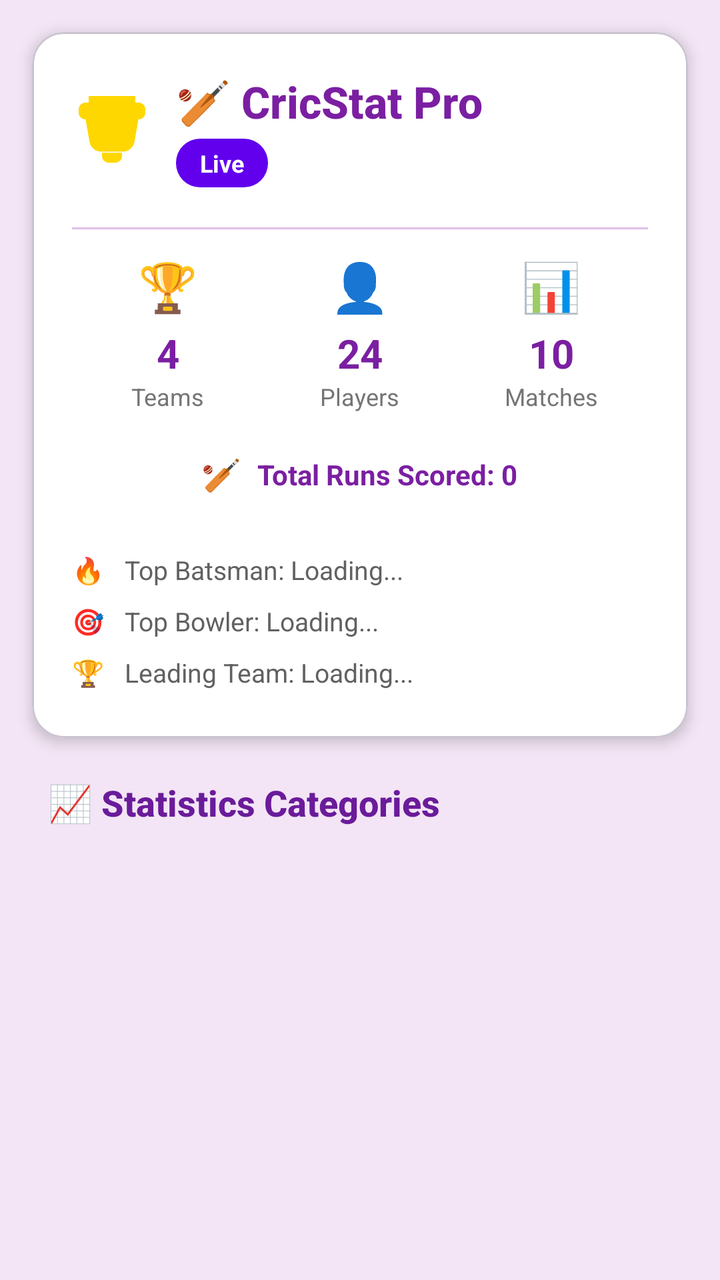
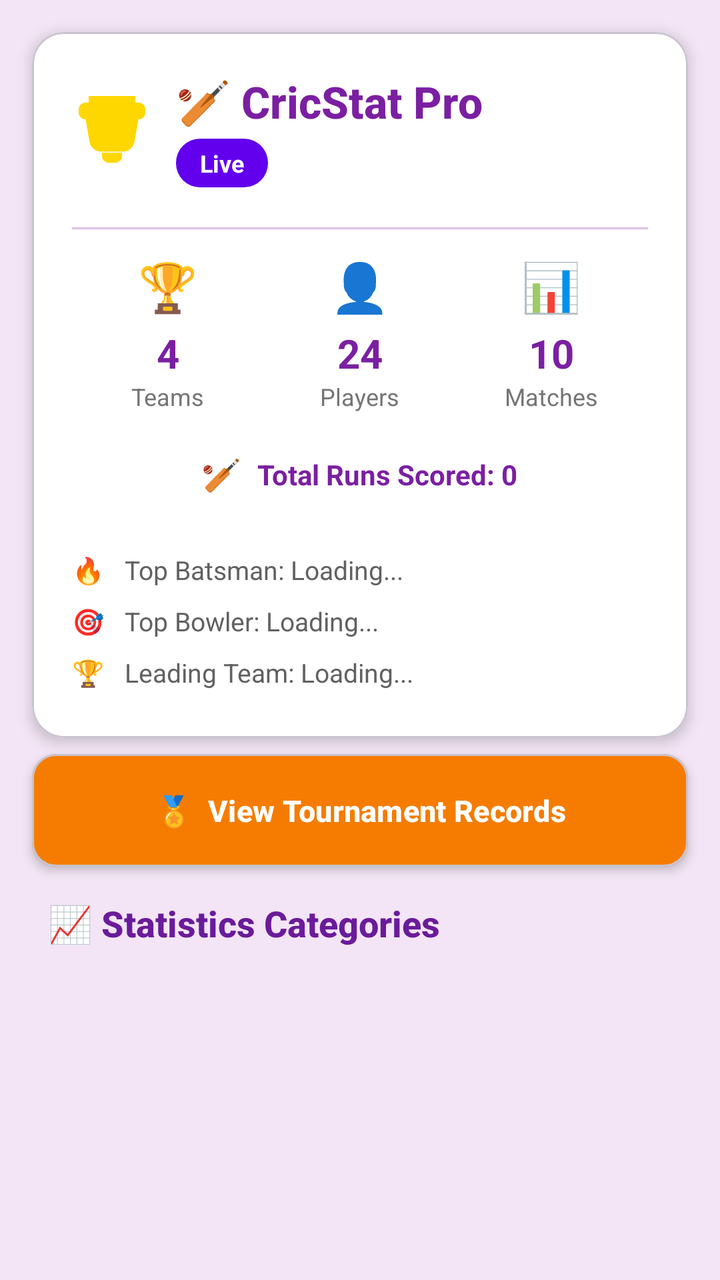

An Android layout rendered at two revisions. The XML below is the earlier revision; the diff shows what the commit changed to produce the second picture.
<!-- AndroidManifest.xml: application theme Theme.MyApplication -->
<!-- res/layout/fragment_stats.xml -->
<?xml version="1.0" encoding="utf-8"?>
<androidx.core.widget.NestedScrollView xmlns:android="http://schemas.android.com/apk/res/android"
    xmlns:app="http://schemas.android.com/apk/res-auto"
    android:layout_width="match_parent"
    android:layout_height="match_parent"
    android:background="@color/purple_50"
    android:fillViewport="true">

    <LinearLayout
        android:layout_width="match_parent"
        android:layout_height="wrap_content"
        android:orientation="vertical"
        android:padding="8dp">

        
        <com.google.android.material.card.MaterialCardView
            android:layout_width="match_parent"
            android:layout_height="wrap_content"
            android:layout_marginHorizontal="8dp"
            android:layout_marginVertical="8dp"
            app:cardCornerRadius="16dp"
            app:cardElevation="4dp"
            app:cardBackgroundColor="@color/white">

            <LinearLayout
                android:layout_width="match_parent"
                android:layout_height="wrap_content"
                android:orientation="vertical"
                android:padding="20dp">

                
                
                <LinearLayout
                    android:layout_width="match_parent"
                    android:layout_height="wrap_content"
                    android:orientation="horizontal"
                    android:gravity="center_vertical"
                    android:layout_marginBottom="12dp">

                    <ImageView
                        android:layout_width="40dp"
                        android:layout_height="40dp"
                        android:src="@drawable/ic_trophy"
                        app:tint="@color/gold" />

                    
                    <LinearLayout
                        android:layout_width="0dp"
                        android:layout_height="wrap_content"
                        android:layout_weight="1"
                        android:layout_marginStart="12dp"
                        android:orientation="vertical">

                        <TextView
                            android:layout_width="wrap_content"
                            android:layout_height="wrap_content"
                            android:text="🏏 CricStat Pro"
                            android:textSize="22sp"
                            android:textStyle="bold"
                            android:textColor="@color/purple_700"
                            android:fontFamily="sans-serif-medium" />

                        <TextView
                            android:id="@+id/tv_stats_count"
                            android:layout_width="wrap_content"
                            android:layout_height="wrap_content"
                            android:layout_marginTop="4dp"
                            android:background="@drawable/bg_purple_rounded"
                            android:paddingHorizontal="12dp"
                            android:paddingVertical="4dp"
                            android:text="Live"
                            android:textColor="@color/white"
                            android:textSize="12sp"
                            android:textStyle="bold" />

                    </LinearLayout>

                </LinearLayout>

                
                <View
                    android:layout_width="match_parent"
                    android:layout_height="1dp"
                    android:background="@color/purple_100"
                    android:layout_marginVertical="8dp" />

                
                <androidx.constraintlayout.widget.ConstraintLayout
                    android:layout_width="match_parent"
                    android:layout_height="wrap_content"
                    android:layout_marginTop="4dp">

                    
                    <LinearLayout
                        android:id="@+id/stat_teams"
                        android:layout_width="0dp"
                        android:layout_height="wrap_content"
                        android:orientation="vertical"
                        android:gravity="center"
                        app:layout_constraintStart_toStartOf="parent"
                        app:layout_constraintTop_toTopOf="parent"
                        app:layout_constraintEnd_toStartOf="@id/stat_players"
                        app:layout_constraintWidth_percent="0.33">

                        <TextView
                            android:layout_width="wrap_content"
                            android:layout_height="wrap_content"
                            android:text="🏆"
                            android:textSize="24sp" />

                        <TextView
                            android:id="@+id/tv_teams_count"
                            android:layout_width="wrap_content"
                            android:layout_height="wrap_content"
                            android:text="4"
                            android:textSize="20sp"
                            android:textStyle="bold"
                            android:textColor="@color/purple_700"
                            android:layout_marginTop="4dp" />

                        <TextView
                            android:layout_width="wrap_content"
                            android:layout_height="wrap_content"
                            android:text="Teams"
                            android:textSize="12sp"
                            android:textColor="@color/gray_600" />
                    </LinearLayout>

                    
                    <LinearLayout
                        android:id="@+id/stat_players"
                        android:layout_width="0dp"
                        android:layout_height="wrap_content"
                        android:orientation="vertical"
                        android:gravity="center"
                        app:layout_constraintStart_toEndOf="@id/stat_teams"
                        app:layout_constraintTop_toTopOf="parent"
                        app:layout_constraintEnd_toStartOf="@id/stat_matches"
                        app:layout_constraintWidth_percent="0.33">

                        <TextView
                            android:layout_width="wrap_content"
                            android:layout_height="wrap_content"
                            android:text="👤"
                            android:textSize="24sp" />

                        <TextView
                            android:id="@+id/tv_players_count"
                            android:layout_width="wrap_content"
                            android:layout_height="wrap_content"
                            android:text="24"
                            android:textSize="20sp"
                            android:textStyle="bold"
                            android:textColor="@color/purple_700"
                            android:layout_marginTop="4dp" />

                        <TextView
                            android:layout_width="wrap_content"
                            android:layout_height="wrap_content"
                            android:text="Players"
                            android:textSize="12sp"
                            android:textColor="@color/gray_600" />
                    </LinearLayout>

                    
                    <LinearLayout
                        android:id="@+id/stat_matches"
                        android:layout_width="0dp"
                        android:layout_height="wrap_content"
                        android:orientation="vertical"
                        android:gravity="center"
                        app:layout_constraintStart_toEndOf="@id/stat_players"
                        app:layout_constraintTop_toTopOf="parent"
                        app:layout_constraintEnd_toEndOf="parent"
                        app:layout_constraintWidth_percent="0.33">

                        <TextView
                            android:layout_width="wrap_content"
                            android:layout_height="wrap_content"
                            android:text="📊"
                            android:textSize="24sp" />

                        <TextView
                            android:id="@+id/tv_matches_count"
                            android:layout_width="wrap_content"
                            android:layout_height="wrap_content"
                            android:text="10"
                            android:textSize="20sp"
                            android:textStyle="bold"
                            android:textColor="@color/purple_700"
                            android:layout_marginTop="4dp" />

                        <TextView
                            android:layout_width="wrap_content"
                            android:layout_height="wrap_content"
                            android:text="Matches"
                            android:textSize="12sp"
                            android:textColor="@color/gray_600" />
                    </LinearLayout>
                </androidx.constraintlayout.widget.ConstraintLayout>

                
                <LinearLayout
                    android:layout_width="match_parent"
                    android:layout_height="wrap_content"
                    android:orientation="horizontal"
                    android:gravity="center"
                    android:layout_marginTop="12dp"
                    android:padding="8dp">

                    <TextView
                        android:layout_width="wrap_content"
                        android:layout_height="wrap_content"
                        android:text="🏏"
                        android:textSize="16sp"
                        android:layout_marginEnd="8dp" />

                    <TextView
                        android:id="@+id/tv_total_runs"
                        android:layout_width="wrap_content"
                        android:layout_height="wrap_content"
                        android:text="Total Runs Scored: 0"
                        android:textSize="14sp"
                        android:textStyle="bold"
                        android:textColor="@color/purple_700" />
                </LinearLayout>

                
                <LinearLayout
                    android:layout_width="match_parent"
                    android:layout_height="wrap_content"
                    android:orientation="vertical"
                    android:layout_marginTop="16dp">

                    <TextView
                        android:id="@+id/tv_top_batsman"
                        android:layout_width="match_parent"
                        android:layout_height="wrap_content"
                        android:text="🔥   Top Batsman: Loading..."
                        android:textSize="13sp"
                        android:textColor="@color/gray_700"
                        android:drawablePadding="8dp"
                        android:paddingVertical="4dp" />

                    <TextView
                        android:id="@+id/tv_top_bowler"
                        android:layout_width="match_parent"
                        android:layout_height="wrap_content"
                        android:text="🎯   Top Bowler: Loading..."
                        android:textSize="13sp"
                        android:textColor="@color/gray_700"
                        android:drawablePadding="8dp"
                        android:paddingVertical="4dp" />

                    <TextView
                        android:id="@+id/tv_top_team"
                        android:layout_width="match_parent"
                        android:layout_height="wrap_content"
                        android:text="🏆   Leading Team: Loading..."
                        android:textSize="13sp"
                        android:textColor="@color/gray_700"
                        android:drawablePadding="8dp"
                        android:paddingVertical="4dp" />
                </LinearLayout>
            </LinearLayout>
        </com.google.android.material.card.MaterialCardView>

        
        <TextView
            android:layout_width="match_parent"
            android:layout_height="wrap_content"
            android:text="📈 Statistics Categories"
            android:textSize="18sp"
            android:textStyle="bold"
            android:textColor="@color/purple_800"
            android:paddingHorizontal="16dp"
            android:paddingVertical="12dp"
            android:fontFamily="sans-serif-medium" />

        
        <androidx.recyclerview.widget.RecyclerView
            android:id="@+id/recyclerView"
            android:layout_width="match_parent"
            android:layout_height="wrap_content"
            android:paddingHorizontal="8dp"
            android:clipToPadding="false" />

        
        <LinearLayout
            android:id="@+id/empty_state"
            android:layout_width="match_parent"
            android:layout_height="wrap_content"
            android:orientation="vertical"
            android:gravity="center"
            android:padding="40dp"
            android:visibility="gone">

            <ImageView
                android:layout_width="120dp"
                android:layout_height="120dp"
                android:src="@drawable/ic_empty_stats"
                app:tint="@color/gray_300" />

            <TextView
                android:layout_width="wrap_content"
                android:layout_height="wrap_content"
                android:text="No Stats Available"
                android:textSize="18sp"
                android:textStyle="bold"
                android:textColor="@color/gray_600"
                android:layout_marginTop="16dp" />

            <TextView
                android:layout_width="wrap_content"
                android:layout_height="wrap_content"
                android:text="Import match files to see statistics"
                android:textSize="14sp"
                android:textColor="@color/gray_500"
                android:layout_marginTop="8dp"
                android:gravity="center" />

            <com.google.android.material.button.MaterialButton
                android:layout_width="wrap_content"
                android:layout_height="wrap_content"
                android:text="Import Files"
                android:layout_marginTop="24dp"
                style="@style/Widget.Material3.Button.OutlinedButton"
                app:strokeColor="@color/purple_500"
                app:strokeWidth="1dp" />
        </LinearLayout>

    </LinearLayout>

</androidx.core.widget.NestedScrollView>
<!-- resources referenced by this layout -->
<resources>
  <color name="gold">#FFD700</color>
  <color name="gray_300">#E0E0E0</color>
  <color name="gray_500">#9E9E9E</color>
  <color name="gray_600">#757575</color>
  <color name="gray_700">#616161</color>
  <color name="purple_100">#E1BEE7</color>
  <color name="purple_50">#F3E5F5</color>
  <color name="purple_500">#FF6200EE</color>
  <color name="purple_700">#7B1FA2</color>
  <color name="purple_800">#6A1B9A</color>
  <color name="white">#FFFFFFFF</color>
  <!-- drawable bg_purple_rounded (drawable) -->
  <?xml version="1.0" encoding="utf-8"?>
  <shape xmlns:android="http://schemas.android.com/apk/res/android"
      android:shape="rectangle">
      <corners android:radius="12dp" />
      <solid android:color="@color/purple_500" />
      <padding
          android:left="12dp"
          android:top="4dp"
          android:right="12dp"
          android:bottom="4dp" />
  </shape>
  <!-- drawable ic_empty_stats (drawable) -->
  <?xml version="1.0" encoding="utf-8"?>
  <vector xmlns:android="http://schemas.android.com/apk/res/android"
      android:width="120dp"
      android:height="120dp"
      android:viewportWidth="24"
      android:viewportHeight="24">
      <path
          android:fillColor="@color/gray_300"
          android:pathData="M19,3H5C3.9,3 3,3.9 3,5V19C3,20.1 3.9,21 5,21H19C20.1,21 21,20.1 21,19V5C21,3.9 20.1,3 19,3M19,19H5V5H19V19M17,17H7V7H17V17M15,15H9V9H15V15M10,10H14V14H10V10Z" />
  </vector>
  <!-- drawable ic_trophy (drawable) -->
  <?xml version="1.0" encoding="utf-8"?>
  <vector xmlns:android="http://schemas.android.com/apk/res/android"
      android:width="24dp"
      android:height="24dp"
      android:viewportWidth="24"
      android:viewportHeight="24">
      <path
          android:fillColor="@color/gold"
          android:pathData="M5,4L5,2H19V4L20,4C21.1,4 22,4.9 22,6V7C22,8.1 21.1,9 20,9L19.93,9L18.7,15.97C18.32,17.57 16.87,18.7 15.23,18.7H8.77C7.13,18.7 5.68,17.57 5.3,15.97L4.07,9L4,9C2.9,9 2,8.1 2,7V6C2,4.9 2.9,4 4,4L5,4ZM9,20C9,21.1 9.9,22 11,22H13C14.1,22 15,21.1 15,20V19H9V20Z" />
  </vector>
  <style name="Theme.MyApplication" parent="Base.Theme.MyApplication" />
  <style name="Base.Theme.MyApplication" parent="Theme.Material3.DayNight.NoActionBar">
          
          
      </style>
</resources>

<!-- the commit's change to res/layout/fragment_stats.xml (unified diff, before → after) -->
@@ -266,6 +266,30 @@
         </com.google.android.material.card.MaterialCardView>
 
         
+        <com.google.android.material.card.MaterialCardView
+            android:layout_width="match_parent"
+            android:layout_height="wrap_content"
+            android:layout_marginHorizontal="8dp"
+            android:layout_marginBottom="4dp"
+            app:cardCornerRadius="12dp"
+            app:cardElevation="3dp"
+            app:cardBackgroundColor="@color/gold_dark">
+
+            <com.google.android.material.button.MaterialButton
+                android:id="@+id/btnViewRecords"
+                android:layout_width="match_parent"
+                android:layout_height="wrap_content"
+                android:text="🏅  View Tournament Records"
+                android:textColor="@color/white"
+                android:textSize="15sp"
+                android:textStyle="bold"
+                android:paddingVertical="14dp"
+                style="@style/Widget.Material3.Button.TextButton"
+                app:rippleColor="#33FFFFFF" />
+
+        </com.google.android.material.card.MaterialCardView>
+
+        
         <TextView
             android:layout_width="match_parent"
             android:layout_height="wrap_content"
<!-- resource entries referenced after the edit -->
@@ -1,6 +1,7 @@
 <!-- resources referenced by this layout -->
 <resources>
   <color name="gold">#FFD700</color>
+  <color name="gold_dark">#F57C00</color>
   <color name="gray_300">#E0E0E0</color>
   <color name="gray_500">#9E9E9E</color>
   <color name="gray_600">#757575</color>
